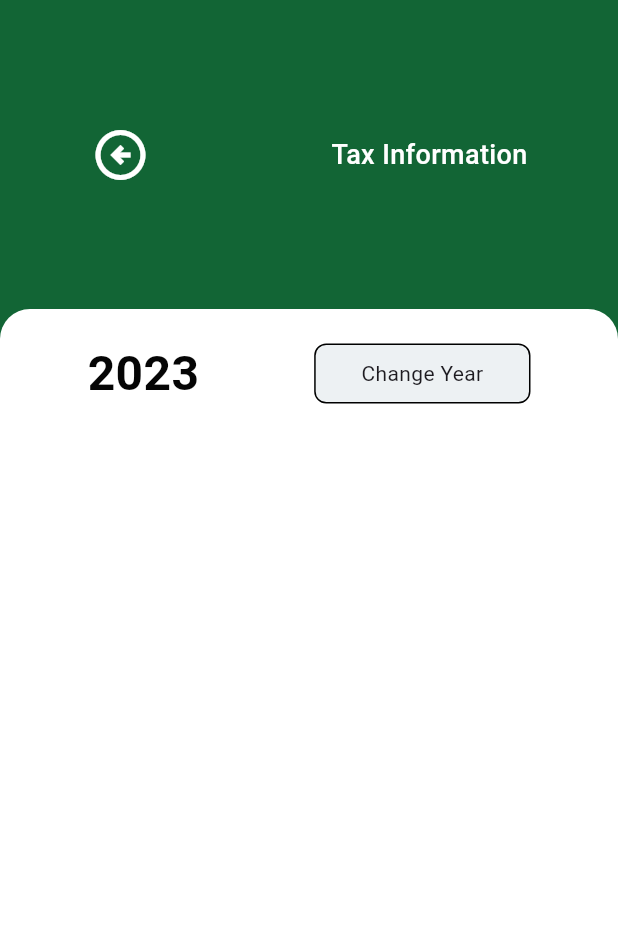
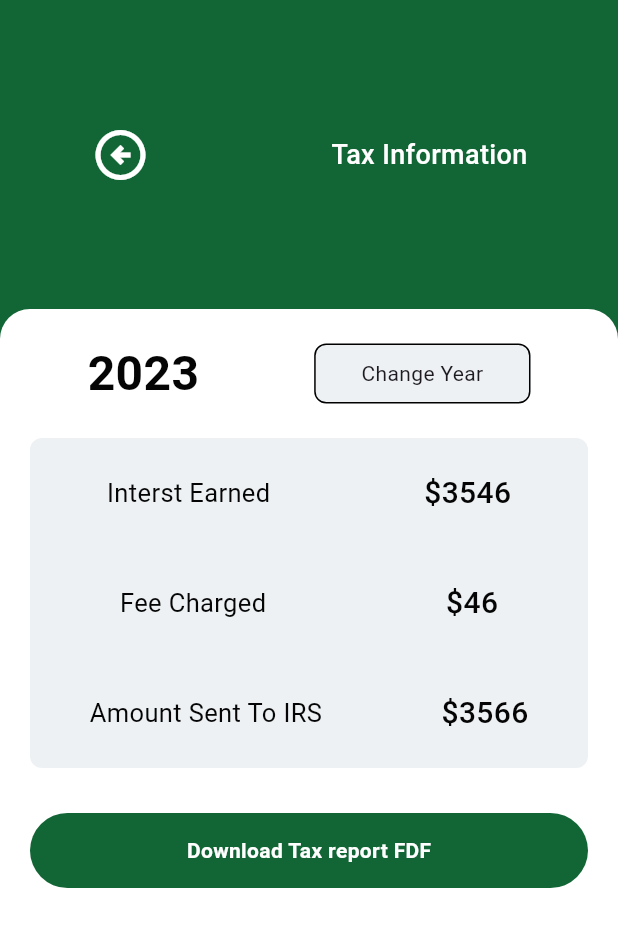
Before and after one commit to rayhantmt/schultzim, a Flutter app: the TexView screen opened by its route, on a phone screen of 412 x 824 dp. Shown: the top 927 px of the screen. Run offline on Flutter 3.47's test engine with Material 3 defaults, Android fonts, the phone set to English and light mode, and no system bars; our stand-ins replace country_code_picker, flutter_svg, get.

Commit message:
done with tax screen

```diff
--- a/lib/app/modules/tax/tex_view.dart
+++ b/lib/app/modules/tax/tex_view.dart
@@ -1,5 +1,6 @@
 import 'package:flutter/material.dart';
 import 'package:get/get.dart';
+import 'package:schultzim/app/common_widgets/common_button.dart';
 import 'package:schultzim/app/utils/app_colors.dart';
 
 class TexView extends StatelessWidget {
@@ -70,6 +71,79 @@ class TexView extends StatelessWidget {
                           ),
                         ],
                       ),
+                      SizedBox(height: 20,),
+                      Container(
+                        height: 220,
+                        width: double.infinity,
+                        decoration: BoxDecoration(
+                          color: Color(0xffEDF1F3),
+                          borderRadius: BorderRadius.circular(8)
+                        ),
+                        child: Column(
+                          mainAxisAlignment: MainAxisAlignment.spaceAround,
+                          children: [
+                            Row(
+                              mainAxisAlignment: MainAxisAlignment.spaceAround,
+                              children: [
+                                Text('Interst Earned',
+                                style: TextStyle(
+                                  fontWeight: FontWeight.w400,
+                                  fontSize: 17,
+                                  color: Color(0xff050505)
+                                ),
+                                ),
+                                Text('\$3546',
+                                style: TextStyle(
+                                  fontWeight: FontWeight.w500,
+                                  fontSize: 20,
+                                  color: Color(0xff050505)
+                                ),
+                                )
+                              ],
+                            ),
+                             Row(
+                              mainAxisAlignment: MainAxisAlignment.spaceAround,
+                              children: [
+                                Text('Fee Charged',
+                                style: TextStyle(
+                                  fontWeight: FontWeight.w400,
+                                  fontSize: 17,
+                                  color: Color(0xff050505)
+                                ),
+                                ),
+                                Text('\$46',
+                                style: TextStyle(
+                                  fontWeight: FontWeight.w500,
+                                  fontSize: 20,
+                                  color: Color(0xff050505)
+                                ),
+                                )
+                              ],
+                            ),
+                             Row(
+                              mainAxisAlignment: MainAxisAlignment.spaceAround,
+                              children: [
+                                Text('Amount Sent To IRS',
+                                style: TextStyle(
+                                  fontWeight: FontWeight.w400,
+                                  fontSize: 17,
+                                  color: Color(0xff050505)
+                                ),
+                                ),
+                                Text('\$3566',
+                                style: TextStyle(
+                                  fontWeight: FontWeight.w500,
+                                  fontSize: 20,
+                                  color: Color(0xff050505)
+                                ),
+                                )
+                              ],
+                            ),
+                          ],
+                        ),
+                      ),
+                      SizedBox(height: 30,),
+                      CommonButton(tittle: 'Download Tax report FDF')
                     ],
                   ),
                 ),
```
